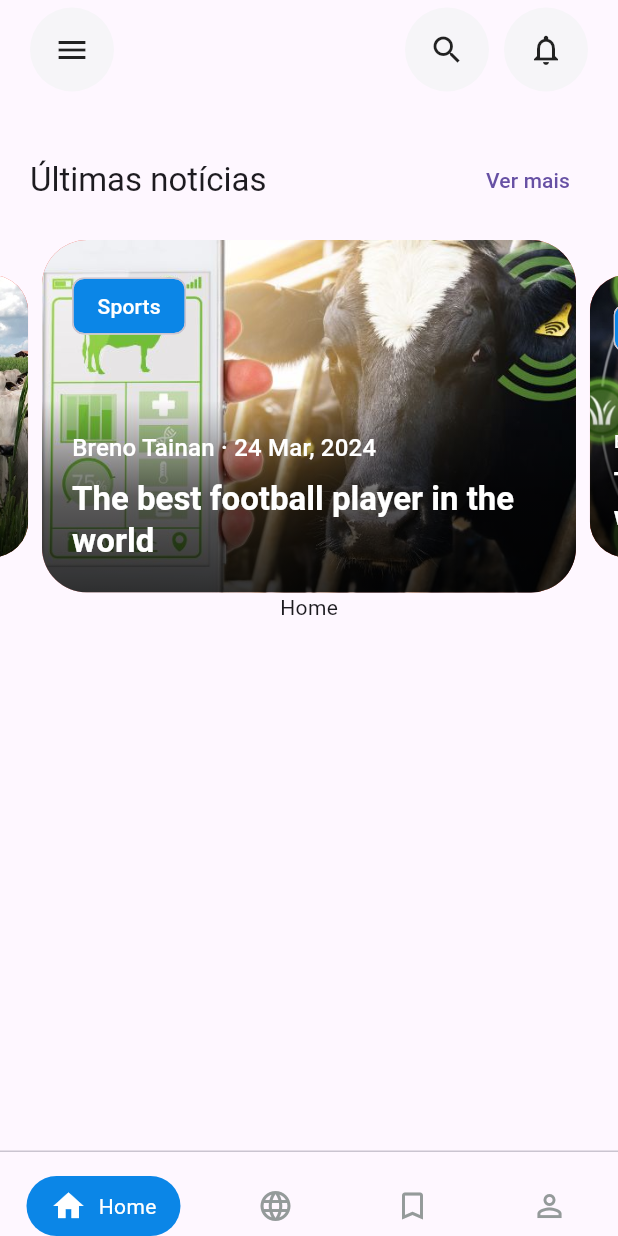
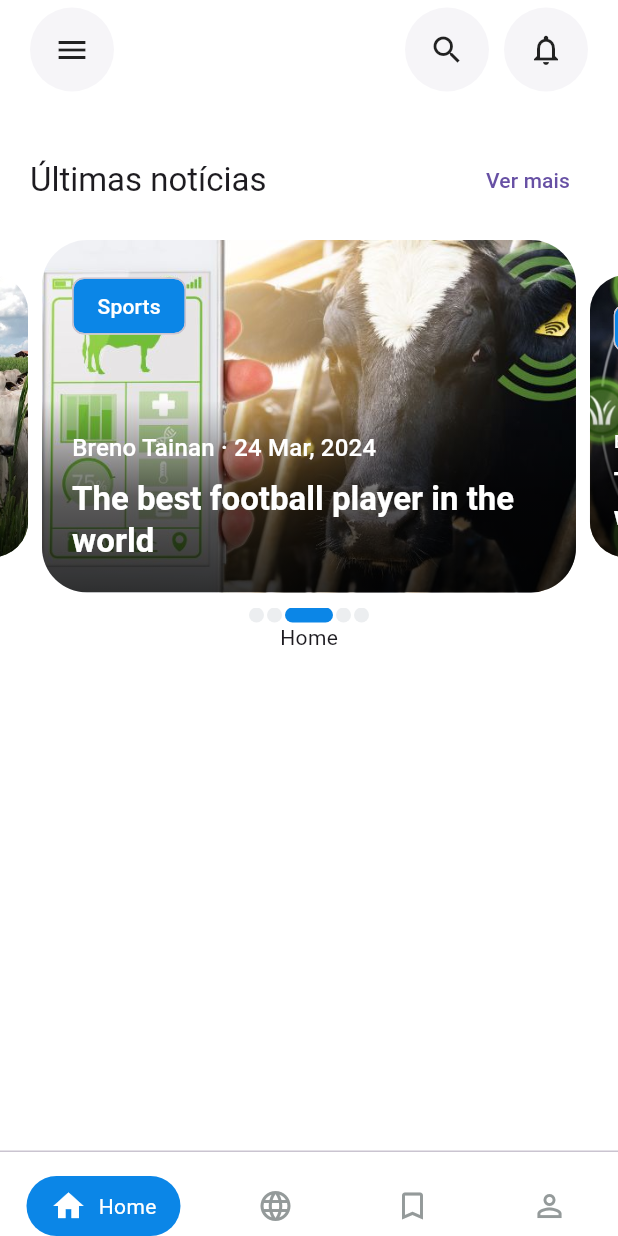
Before and after one commit to brenotainandev/pecuaria_news, a Flutter app: the screen it shows after launch, on a phone screen of 412 x 824 dp. Run offline on Flutter 3.47's test engine with Material 3 defaults, Android fonts, the phone set to English and light mode, and no system bars.

Commit message:
criando slider indicator

```diff
--- a/lib/app.dart
+++ b/lib/app.dart
@@ -13,6 +13,7 @@ class App extends StatelessWidget {
       theme: ThemeData(
         primarySwatch: AppColors.azureRadianceSwtch,
         primaryColor: AppColors.azureRadiance,
+        scaffoldBackgroundColor: AppColors.white,
       ),
       home: const MainPage(),
     );
--- a/lib/features/home/widgets/home_slider.dart
+++ b/lib/features/home/widgets/home_slider.dart
@@ -1,5 +1,7 @@
 import 'package:flutter/material.dart';
+import 'package:flutter/widgets.dart';
 import 'package:pecuaria_news/dummy.dart';
+import 'package:pecuaria_news/features/home/widgets/home_slider_indicator_item.dart';
 import 'package:pecuaria_news/features/home/widgets/home_slider_item.dart';
 
 class HomeSlide extends StatefulWidget {
@@ -11,30 +13,66 @@ class HomeSlide extends StatefulWidget {
 
 class _HomeSlideState extends State<HomeSlide> {
   late final PageController _pageController;
+  late final ScrollController _scrollController;
+  late final double _indicatorsVisibleWidth;
 
   int _pageIndex = 0;
 
+  final _displayIdicatorsCount = 5.0;
+  final _indicatorWidth = 10.0;
+  final _activedIndicatorWidth = 32.0;
+  final _indicatorMargin = const EdgeInsets.symmetric(horizontal: 1);
+
   @override
   void initState() {
+    super.initState();
     _pageController = PageController(viewportFraction: 0.8, initialPage: 1000);
-    super.initState();
+    _scrollController =
+        ScrollController(initialScrollOffset: _calculateIndicatorOffset());
+
+    _indicatorsVisibleWidth = _calculateIndicatorWidth();
   }
 
   @override
   void dispose() {
+    _scrollController.dispose();
     _pageController.dispose();
     super.dispose();
   }
 
+  double _calculateIndicatorWidth() {
+    final indicatorTotalWidth =
+        _indicatorWidth + _indicatorMargin.left + _indicatorMargin.right;
+    final activedIndicatorTotalWidth =
+        _activedIndicatorWidth + _indicatorMargin.left + _indicatorMargin.right;
+    return activedIndicatorTotalWidth +
+        ((_displayIdicatorsCount - 1) * indicatorTotalWidth);
+  }
+
+  double _calculateIndicatorOffset() {
+    final indicatorsCountBeforeCentral = (_displayIdicatorsCount - 1) / 2;
+    final offset =
+        (_indicatorWidth + _indicatorMargin.left + _indicatorMargin.right) *
+            (_pageIndex + 999 - indicatorsCountBeforeCentral);
+    return offset;
+  }
+
   @override
   Widget build(BuildContext context) {
-    return SizedBox(
+    return Column(
+      children: [
+        SizedBox(
           height: 235,
           child: PageView.builder(
             onPageChanged: (index) {
               setState(() {
                 _pageIndex = index % newsrItems.length;
               });
+              _scrollController.animateTo(
+                _calculateIndicatorOffset(),
+                duration: const Duration(milliseconds: 200),
+                curve: Curves.easeIn,
+              );
             },
             controller: _pageController,
             itemBuilder: (context, index) {
@@ -49,6 +87,28 @@ class _HomeSlideState extends State<HomeSlide> {
               );
             },
           ),
+        ),
+        const SizedBox(
+          height: 10,
+        ),
+        SizedBox(
+          width: _indicatorsVisibleWidth,
+          height: _indicatorWidth,
+          child: ListView.builder(
+            controller: _scrollController,
+            scrollDirection: Axis.horizontal,
+            itemBuilder: (context, index) {
+              final i = index % newsrItems.length;
+              return HomeSliderIndicatorItem(
+                isActived: index == _pageIndex + 999,
+                activedWidth: _activedIndicatorWidth,
+                width: _indicatorWidth,
+                margin: _indicatorMargin,
+              );
+            },
+          ),
+        ),
+      ],
     );
   }
 }
--- /dev/null
+++ b/lib/features/home/widgets/home_slider_indicator_item.dart
@@ -0,0 +1,30 @@
+import 'package:flutter/material.dart';
+import 'package:pecuaria_news/theme/app_colors.dart';
+
+class HomeSliderIndicatorItem extends StatelessWidget {
+  final bool isActived;
+  final double activedWidth;
+  final double width;
+  final EdgeInsets margin;
+
+  const HomeSliderIndicatorItem({
+    super.key,
+    required this.isActived,
+    required this.activedWidth,
+    required this.width,
+    required this.margin,
+  });
+
+  @override
+  Widget build(BuildContext context) {
+    return AnimatedContainer(
+        duration: const Duration(milliseconds: 200),
+        margin: margin,
+        width: isActived ? activedWidth : width,
+        decoration: BoxDecoration(
+          color:
+              isActived ? Theme.of(context).primaryColor : AppColors.porcelain,
+          borderRadius: BorderRadius.circular(width),
+        ));
+  }
+}
--- a/lib/features/home/widgets/home_slider_item.dart
+++ b/lib/features/home/widgets/home_slider_item.dart
@@ -1,5 +1,4 @@
 import 'package:flutter/material.dart';
-import 'package:flutter/widgets.dart';
 import 'package:pecuaria_news/core/utils/app_date_formattedrs.dart';
 import 'package:pecuaria_news/theme/app_colors.dart';
 
@@ -33,9 +32,6 @@ class HomeSliderItem extends StatelessWidget {
           child: Stack(
             alignment: AlignmentDirectional.bottomCenter,
             children: [
-              Container(
-                color: Colors.red,
-              ),
               Image.asset(
                 imageAssetPath,
                 fit: BoxFit.cover,
--- a/lib/theme/app_colors.dart
+++ b/lib/theme/app_colors.dart
@@ -11,6 +11,7 @@ class AppColors {
 
   static const Color osloGrey = Color(0xFF949A9A);
   static const Color athenasGrey = Color(0xFFF6F5F8);
+  static const Color porcelain = Color(0xFFECEEF0);
 
   static const MaterialColor azureRadianceSwtch = MaterialColor(
     0xFF0B86E7,
```
Lines whose indentation alone changed are shown as unchanged.
